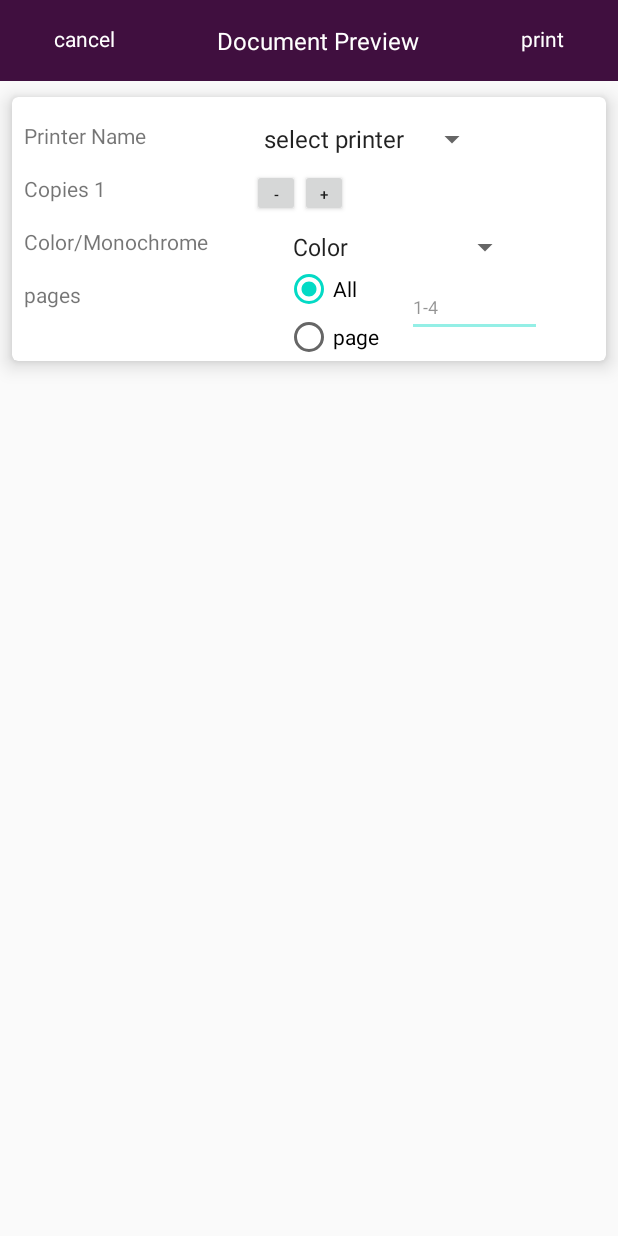
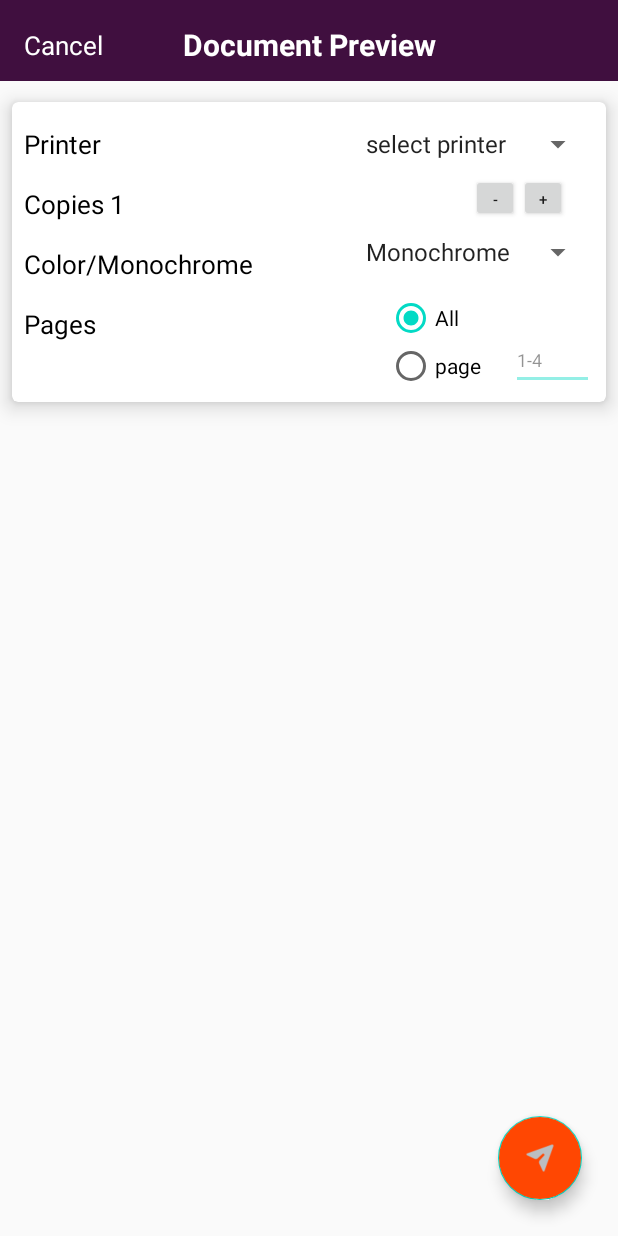
Before and after one commit to vaibhavnerleiristechsys/CustomePrintService, an Android app: the PrintPreview screen opened directly, with no data from a screen before it, on a phone screen of 412 x 824 dp. Run offline under Robolectric (Android 15) with nearby library versions, the phone set to English and light mode, and no system bars; our stand-ins replace Room's generated code; 6 statements that could not run were skipped.

Commit message:
modify print preview screen and resolved crash issue

```diff
--- a/app/build.gradle
+++ b/app/build.gradle
@@ -7,7 +7,7 @@ apply plugin: 'com.google.firebase.crashlytics'
 
 //ext.anko_version='0.10.8'
 android {
-    compileSdkVersion 29
+    compileSdkVersion 30
     packagingOptions {
         exclude 'META-INF/DEPENDENCIES'
         exclude 'META-INF/LICENSE'
--- a/app/src/main/java/com/example/customeprintservice/print/PrintPreview.java
+++ b/app/src/main/java/com/example/customeprintservice/print/PrintPreview.java
@@ -1,12 +1,14 @@
 package com.example.customeprintservice.print;
 
 import androidx.appcompat.app.AppCompatActivity;
+import androidx.core.content.ContextCompat;
 import androidx.recyclerview.widget.DefaultItemAnimator;
 import androidx.recyclerview.widget.LinearLayoutManager;
 import androidx.recyclerview.widget.RecyclerView;
 
 import com.example.customeprintservice.MainActivity;
 import com.example.customeprintservice.R;
+import com.example.customeprintservice.adapter.FragmentPrinterListAdapter;
 import com.example.customeprintservice.adapter.PrintPreviewAdapter;
 import com.example.customeprintservice.jipp.FileUtils;
 import com.example.customeprintservice.jipp.PrintActivity;
@@ -17,6 +19,7 @@ import com.example.customeprintservice.jipp.PrinterModel;
 import com.example.customeprintservice.prefs.LoginPrefs;
 import com.example.customeprintservice.room.SelectedFile;
 import com.example.customeprintservice.signin.SignInCompany;
+import com.google.android.material.floatingactionbutton.FloatingActionButton;
 import com.google.gson.Gson;
 import com.google.gson.reflect.TypeToken;
 
@@ -33,6 +36,8 @@ import android.os.Bundle;
 import android.os.Handler;
 import android.os.ParcelFileDescriptor;
 import android.preference.PreferenceManager;
+import android.text.Editable;
+import android.text.TextWatcher;
 import android.util.Log;
 import android.view.Gravity;
 import android.view.LayoutInflater;
@@ -44,6 +49,8 @@ import android.widget.AdapterView;
 import android.widget.ArrayAdapter;
 import android.widget.Button;
 import android.widget.EditText;
+import android.widget.ImageView;
+import android.widget.NumberPicker;
 import android.widget.RadioButton;
 import android.widget.RadioGroup;
 import android.widget.Spinner;
@@ -82,6 +89,10 @@ public class PrintPreview extends AppCompatActivity {
     int totalPageCount=0;
     int noOfCopies=1;
     String realPath="";
+    Dialog dialog;
+    View v = null;
+    private NumberPicker picker1,picker2;
+    private String[] pickerVals,pickerVals2;
 
     @Override
     protected void onCreate(Bundle savedInstanceState) {
@@ -117,7 +128,7 @@ public class PrintPreview extends AppCompatActivity {
         RadioButton radioBtnForPage =(RadioButton) findViewById(R.id.rb_page);
         Button addCopy = (Button) findViewById(R.id.plus);
         Button minusCopy = (Button) findViewById(R.id.minus);
-
+        FloatingActionButton selectDocumentFloatingButton = (FloatingActionButton) findViewById(R.id.selectDocumentFloatingButton);
 
         if (LoginPrefs.Companion.getOCTAToken(this) == null) {
             Intent intent1 = new Intent(getApplicationContext(), SignInCompany.class);
@@ -228,7 +239,7 @@ public class PrintPreview extends AppCompatActivity {
         });
 
         Spinner staticSpinner = (Spinner) findViewById(R.id.static_spinner);
-        String[] printItems = new String[] { "Color", "Monochrome"};
+        String[] printItems = new String[] {"Monochrome", "Color"};
 
         ArrayAdapter<String> staticAdapter  = new ArrayAdapter<String>(this, android.R.layout.simple_spinner_item, printItems);
         staticSpinner.setAdapter(staticAdapter);
@@ -249,13 +260,24 @@ public class PrintPreview extends AppCompatActivity {
 
         radioGroup = (RadioGroup) findViewById(R.id.rg);
         RadioButton radioBtn =(RadioButton) findViewById(R.id.rb_all);
+        RadioButton radioBtnPage =(RadioButton) findViewById(R.id.rb_page);
         radioGroup.check(radioBtn.getId());
-        TextView print =(TextView) findViewById(R.id.print);
+      //  TextView print =(TextView) findViewById(R.id.print);
         TextView cancel =(TextView) findViewById(R.id.cancel);
 
+/*
+        radioBtnForPage.setOnClickListener(new View.OnClickListener() {
+            @Override
+            public void onClick(View view) {
+                Log.d("tag","Click on page radiobutton");
+                pickPrinterPageDialog();
+            }
+        });
+
+*/
 
 
-        print.setOnClickListener(new View.OnClickListener() {
+        selectDocumentFloatingButton.setOnClickListener(new View.OnClickListener() {
             @Override
             public void onClick(View view) {
                 int selectedId = radioGroup.getCheckedRadioButtonId();
@@ -487,4 +509,65 @@ public class PrintPreview extends AppCompatActivity {
 
         return formatted+ "KB";
     }
+
+
+    private void pickPrinterPageDialog() {
+        dialog = new Dialog(context);
+        v = LayoutInflater.from(context).inflate(R.layout.dialog_page_range_picker, null);
+        dialog.setContentView(v);
+        dialog.setCancelable(false);
+        dialog.setCanceledOnTouchOutside(true);
+        Window window = dialog.getWindow();
+        assert window != null;
+        window.setLayout(AbsListView.LayoutParams.MATCH_PARENT, AbsListView.LayoutParams.WRAP_CONTENT);
+        WindowManager.LayoutParams wlp = window.getAttributes();
+        wlp.gravity = Gravity.BOTTOM;
+        window.addFlags(WindowManager.LayoutParams.FLAG_DIM_BEHIND);
+        window.setDimAmount(0.5f);
+        window.setAttributes(wlp);
+
+
+
+        picker1 = dialog.findViewById(R.id.numberpicker_main_picker);
+        TextView txtCancel =dialog.findViewById(R.id.txtCancel);
+
+        txtCancel.setOnClickListener(new View.OnClickListener() {
+            @Override
+            public void onClick(View view) {
+                dialog.cancel();
+            }
+        });
+
+        picker1.setMaxValue(4);
+        picker1.setMinValue(0);
+        pickerVals  = new String[] {"1", "2", "3", "4", "5"};
+        picker1.setDisplayedValues(pickerVals);
+
+
+        picker1.setOnValueChangedListener(new NumberPicker.OnValueChangeListener() {
+            @Override
+            public void onValueChange(NumberPicker numberPicker, int i, int i1) {
+                int valuePicker1 = picker1.getValue();
+                Log.d("picker value", pickerVals[valuePicker1]);
+            }
+        });
+
+        picker2 = dialog.findViewById(R.id.numberpicker_main_picker2);
+        picker2.setMaxValue(4);
+        picker2.setMinValue(0);
+        pickerVals2  = new String[] {"1", "2", "3", "4", "5"};
+        picker2.setDisplayedValues(pickerVals);
+
+        picker2.setOnValueChangedListener(new NumberPicker.OnValueChangeListener() {
+            @Override
+            public void onValueChange(NumberPicker numberPicker, int i, int i1) {
+                int valuePicker1 = picker2.getValue();
+                Log.d("picker value", pickerVals2[valuePicker1]);
+            }
+        });
+
+        dialog.show();
+    }
+
+
 }
--- a/app/src/main/java/com/example/customeprintservice/print/ServerPrintRelaseFragment.java
+++ b/app/src/main/java/com/example/customeprintservice/print/ServerPrintRelaseFragment.java
@@ -606,7 +606,7 @@ public class ServerPrintRelaseFragment extends Fragment {
 
              call = apiService.getPrintJobStatuses(
                     "Bearer " + LoginPrefs.Companion.getOCTAToken(context),
-                    printReleaseFragment.decodeJWT(context),
+                     printReleaseFragment.decodeJWT(context),
                     SignInCompanyPrefs.Companion.getIdpType(context).toString(),
                     SignInCompanyPrefs.Companion.getIdpName(context).toString(),
                     printReleaseFragment.decodeJWT(context),
--- a/app/src/main/java/com/example/customeprintservice/signin/SignInCompany.kt
+++ b/app/src/main/java/com/example/customeprintservice/signin/SignInCompany.kt
@@ -40,6 +40,12 @@ class SignInCompany : AppCompatActivity() {
         setContentView(R.layout.activity_sign_in_company)
       //  edtYourCompany.setText("https://");
         Selection.setSelection(edtYourCompany.getText(), edtYourCompany.getText().length);
+           val companyUrl =LoginPrefs.getCompanyUrl(this@SignInCompany)
+        if(companyUrl !=null){
+            edtYourCompany.setText(companyUrl.toString())
+            edtYourCompany.setSelection(edtYourCompany.getText().length);
+        }
+
 
         edtYourCompany.addTextChangedListener(object : TextWatcher {
             override fun afterTextChanged(s: Editable?) {
--- a/app/src/main/res/layout/activity_print_preview.xml
+++ b/app/src/main/res/layout/activity_print_preview.xml
@@ -13,40 +13,41 @@
         android:background="@color/colorPrimary"
         android:minHeight="?attr/actionBarSize"
         app:layout_constraintEnd_toEndOf="parent"
+        app:layout_constraintHorizontal_bias="1.0"
         app:layout_constraintStart_toStartOf="parent"
         app:layout_constraintTop_toTopOf="parent"
         tools:ignore="MissingConstraints"></androidx.appcompat.widget.Toolbar>
-
 
     <TextView
         android:id="@+id/cancel"
         android:layout_width="wrap_content"
         android:layout_height="wrap_content"
-        android:layout_marginTop="16dp"
-        android:text="cancel"
+        android:layout_marginStart="16dp"
+        android:text="Cancel"
         android:textColor="#FFFFFF"
-        android:textSize="14dp"
+        android:textSize="17sp"
+        app:layout_constraintBottom_toBottomOf="@+id/documentPreview"
         app:layout_constraintEnd_toStartOf="@+id/documentPreview"
         app:layout_constraintHorizontal_bias="0.0"
         app:layout_constraintStart_toStartOf="parent"
-        app:layout_constraintTop_toTopOf="parent" />
+        app:layout_constraintTop_toTopOf="@+id/documentPreview" />
 
     <TextView
         android:id="@+id/documentPreview"
         android:layout_width="wrap_content"
         android:layout_height="wrap_content"
-        android:layout_marginStart="32dp"
+        android:layout_marginStart="8dp"
         android:layout_marginTop="16dp"
-        android:layout_marginEnd="32dp"
+        android:layout_marginEnd="8dp"
         android:text="Document Preview"
         android:textColor="#FFFFFF"
-        android:textSize="16dp"
-        app:layout_constraintEnd_toStartOf="@+id/print"
-        app:layout_constraintHorizontal_bias="1.0"
-        app:layout_constraintStart_toEndOf="@+id/cancel"
+        android:textSize="20sp"
+        android:textStyle="bold"
+        app:layout_constraintEnd_toEndOf="@+id/toolbar"
+        app:layout_constraintStart_toStartOf="@+id/toolbar"
         app:layout_constraintTop_toTopOf="parent" />
 
-    <TextView
+  <!--  <TextView
         android:id="@+id/print"
         android:layout_width="wrap_content"
         android:layout_height="wrap_content"
@@ -57,6 +58,8 @@
         app:layout_constraintEnd_toEndOf="parent"
         app:layout_constraintStart_toEndOf="@+id/documentPreview"
         app:layout_constraintTop_toTopOf="parent" />
+
+        -->
 
     <androidx.cardview.widget.CardView
         android:id="@+id/printDetails"
@@ -85,18 +88,19 @@
                 android:layout_height="wrap_content"
                 android:layout_marginStart="8dp"
                 android:layout_marginTop="16dp"
-                android:text="Printer Name"
+                android:textSize="17sp"
+                android:textColor="#000000"
+                android:text="Printer"
                 app:layout_constraintStart_toStartOf="parent"
                 app:layout_constraintTop_toTopOf="parent" />
 
             <Spinner
                 android:id="@+id/dynamic_spinner"
-                android:layout_width="wrap_content"
+                android:layout_width="160dp"
                 android:layout_height="wrap_content"
                 android:layout_marginTop="16dp"
                 android:layout_marginEnd="8dp"
                 app:layout_constraintEnd_toEndOf="parent"
-                app:layout_constraintStart_toEndOf="@+id/printer"
                 app:layout_constraintTop_toTopOf="parent" />
 
 
@@ -106,7 +110,9 @@
                 android:layout_height="wrap_content"
                 android:layout_marginStart="8dp"
                 android:layout_marginTop="16dp"
-                android:text="copies"
+                android:textSize="17sp"
+                android:textColor="#000000"
+                tools:text="Copies:"
                 app:layout_constraintBottom_toBottomOf="parent"
                 app:layout_constraintEnd_toEndOf="parent"
                 app:layout_constraintHorizontal_bias="0.0"
@@ -120,11 +126,10 @@
                 android:layout_width="32dp"
                 android:layout_height="32dp"
                 android:layout_marginTop="8dp"
+                android:layout_marginEnd="26dp"
                 android:text="+"
                 android:textSize="10dp"
                 app:layout_constraintEnd_toEndOf="parent"
-                app:layout_constraintHorizontal_bias="0.0"
-                app:layout_constraintStart_toEndOf="@+id/minus"
                 app:layout_constraintTop_toBottomOf="@+id/dynamic_spinner" />
 
             <Button
@@ -135,7 +140,7 @@
                 android:text="-"
                 android:textAlignment="center"
                 android:textSize="10dp"
-                app:layout_constraintStart_toStartOf="@+id/dynamic_spinner"
+                app:layout_constraintEnd_toStartOf="@+id/plus"
                 app:layout_constraintTop_toBottomOf="@+id/dynamic_spinner" />
 
             <TextView
@@ -144,6 +149,8 @@
                 android:layout_height="wrap_content"
                 android:layout_marginStart="8dp"
                 android:layout_marginTop="16dp"
+                android:textSize="17sp"
+                android:textColor="#000000"
                 android:text="Color/Monochrome"
                 app:layout_constraintBottom_toBottomOf="parent"
                 app:layout_constraintStart_toStartOf="parent"
@@ -156,9 +163,8 @@
                 android:layout_width="wrap_content"
                 android:layout_height="wrap_content"
                 android:layout_marginTop="8dp"
+                android:layout_marginEnd="8dp"
                 app:layout_constraintEnd_toEndOf="parent"
-                app:layout_constraintHorizontal_bias="0.462"
-                app:layout_constraintStart_toEndOf="@+id/colorMonochrome"
                 app:layout_constraintTop_toBottomOf="@+id/plus" />
 
             <TextView
@@ -167,7 +173,9 @@
                 android:layout_height="wrap_content"
                 android:layout_marginStart="8dp"
                 android:layout_marginTop="16dp"
-                android:text="pages"
+                android:textSize="17sp"
+                android:textColor="#000000"
+                android:text="Pages"
                 app:layout_constraintBottom_toBottomOf="parent"
                 app:layout_constraintStart_toStartOf="parent"
                 app:layout_constraintTop_toBottomOf="@+id/colorMonochrome"
@@ -178,9 +186,11 @@
                 android:id="@+id/rg"
                 android:layout_width="wrap_content"
                 android:layout_height="wrap_content"
+                android:layout_marginTop="16dp"
+                android:layout_marginEnd="68dp"
+                android:layout_marginBottom="8dp"
                 app:layout_constraintBottom_toBottomOf="parent"
                 app:layout_constraintEnd_toEndOf="parent"
-                app:layout_constraintStart_toEndOf="@+id/pages"
                 app:layout_constraintTop_toBottomOf="@+id/static_spinner">
 
                 <RadioButton
@@ -202,19 +212,24 @@
 
             <EditText
                 android:id="@+id/pagesCount"
-                android:layout_width="90dp"
+                android:layout_width="55dp"
                 android:layout_height="40dp"
-                android:layout_marginBottom="16dp"
+                android:layout_marginEnd="8dp"
                 android:alpha="0.42"
                 android:hint="1-4"
                 android:singleLine="true"
                 android:textColor="#000000"
                 android:textColorHint="#000000"
                 android:textSize="12sp"
-                app:layout_constraintBottom_toBottomOf="parent"
+                app:layout_constraintBottom_toBottomOf="@+id/rg"
                 app:layout_constraintEnd_toEndOf="parent"
-                app:layout_constraintHorizontal_bias="0.066"
-                app:layout_constraintStart_toEndOf="@+id/rg" />
+                app:layout_constraintHorizontal_bias="1.0"
+                app:layout_constraintStart_toEndOf="@+id/rg"
+                app:layout_constraintTop_toTopOf="@+id/rg"
+                app:layout_constraintVertical_bias="1.0"
+                tools:ignore="MissingConstraints" />
+
+
             <!--
                         <RadioButton
                             android:id="@+id/radioButton"
@@ -294,7 +309,7 @@
         android:layout_width="match_parent"
         android:layout_height="match_parent"
         android:layout_marginStart="8dp"
-        android:layout_marginTop="300dp"
+        android:layout_marginTop="340dp"
         android:layout_marginEnd="8dp"
         android:layout_marginBottom="8dp"
         app:layout_constraintBottom_toBottomOf="parent"
@@ -302,4 +317,17 @@
         app:layout_constraintStart_toStartOf="parent"
         app:layout_constraintTop_toTopOf="parent" />
 
+
+    <com.google.android.material.floatingactionbutton.FloatingActionButton
+        android:id="@+id/selectDocumentFloatingButton"
+        android:layout_width="wrap_content"
+        android:layout_height="wrap_content"
+        android:layout_marginEnd="24dp"
+        android:layout_marginBottom="24dp"
+        android:backgroundTint="@color/bloodOrange"
+        android:src="@drawable/sendprintblack"
+        app:layout_constraintBottom_toBottomOf="parent"
+        app:layout_constraintEnd_toEndOf="parent"
+        />
+
 </androidx.constraintlayout.widget.ConstraintLayout>
```
Also changed, not shown: app/src/main/java/com/example/customeprintservice/printjobstatus/PrinterListService.kt (+10 -2 lines), app/src/main/res/layout/dialog_page_range_picker.xml (added, +69 -0 lines).
